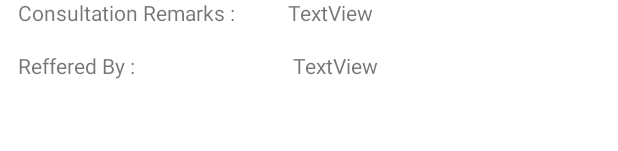
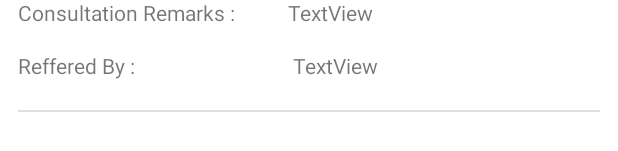
Before and after one commit to mohithcshekar/EMR, an Android app: the layout my_row.xml on its own in the app's theme, with its tools: preview values and no code run, on a phone screen of 412 x 824 dp. Shown: the part 203-354 px from the top of the screen. Run offline under Robolectric (Android 15) with nearby library versions, the phone set to English and light mode, and no system bars.

```diff
--- a/app/src/main/AndroidManifest.xml
+++ b/app/src/main/AndroidManifest.xml
@@ -9,6 +9,7 @@
         android:roundIcon="@mipmap/ic_launcher_round"
         android:supportsRtl="true"
         android:theme="@style/Theme.EMR">
+        <activity android:name=".showResult"></activity>
         <activity android:name=".analytics" />
         <activity android:name=".confirmPatient" />
         <activity android:name=".retPat" />
--- a/app/src/main/java/com/example/emr/customAdapter.java
+++ b/app/src/main/java/com/example/emr/customAdapter.java
@@ -46,7 +46,7 @@ public class customAdapter extends RecyclerView.Adapter<customAdapter.myViewHold
 
     @Override
     public int getItemCount() {
-        return 0;
+        return id_col.size();
     }
 
     public class myViewHolder extends RecyclerView.ViewHolder {
--- a/app/src/main/res/layout/my_row.xml
+++ b/app/src/main/res/layout/my_row.xml
@@ -134,5 +134,15 @@
             app:layout_constraintHorizontal_bias="0.872"
             app:layout_constraintStart_toEndOf="@+id/textView34"
             app:layout_constraintTop_toBottomOf="@+id/reS" />
+
+        <View
+            android:id="@+id/divider7"
+            android:layout_width="match_parent"
+            android:layout_height="1dp"
+            android:layout_marginTop="20dp"
+            android:background="?android:attr/listDivider"
+            app:layout_constraintEnd_toEndOf="parent"
+            app:layout_constraintStart_toStartOf="parent"
+            app:layout_constraintTop_toBottomOf="@+id/refS" />
     </androidx.constraintlayout.widget.ConstraintLayout>
 </androidx.constraintlayout.widget.ConstraintLayout>
```
Also changed, not shown: app/src/main/java/com/example/emr/analytics.java (+12 -29 lines), app/src/main/java/com/example/emr/showResult.java (added, +57 -0 lines), app/src/main/res/layout/activity_show_result.xml (added, +15 -0 lines).
